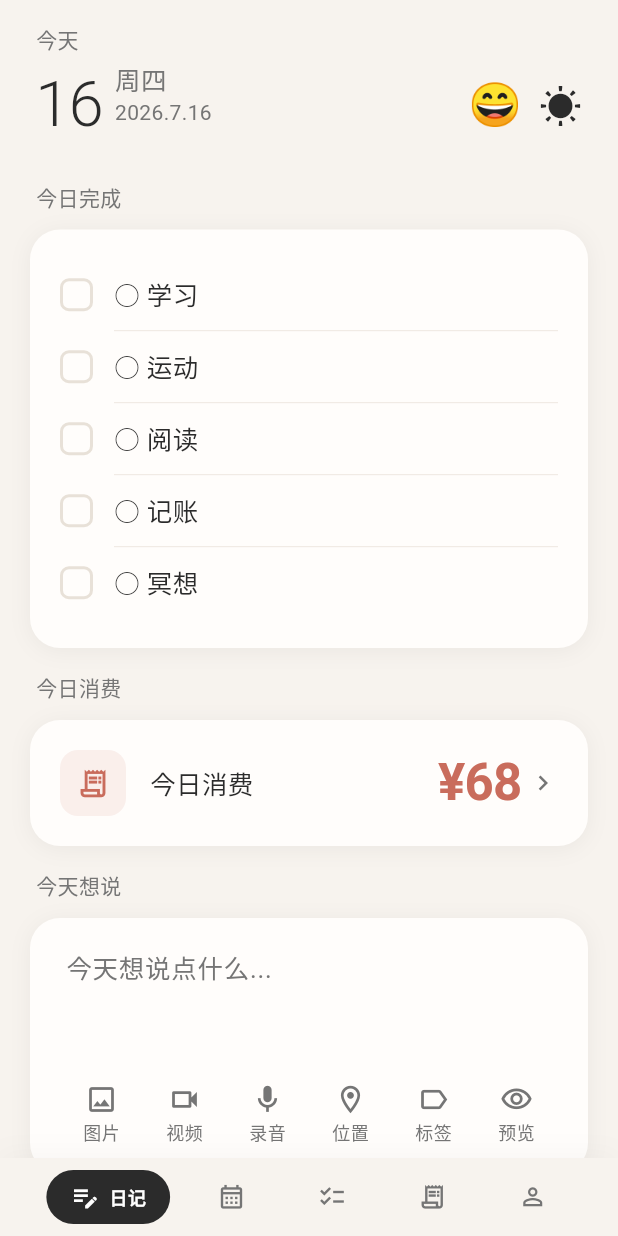
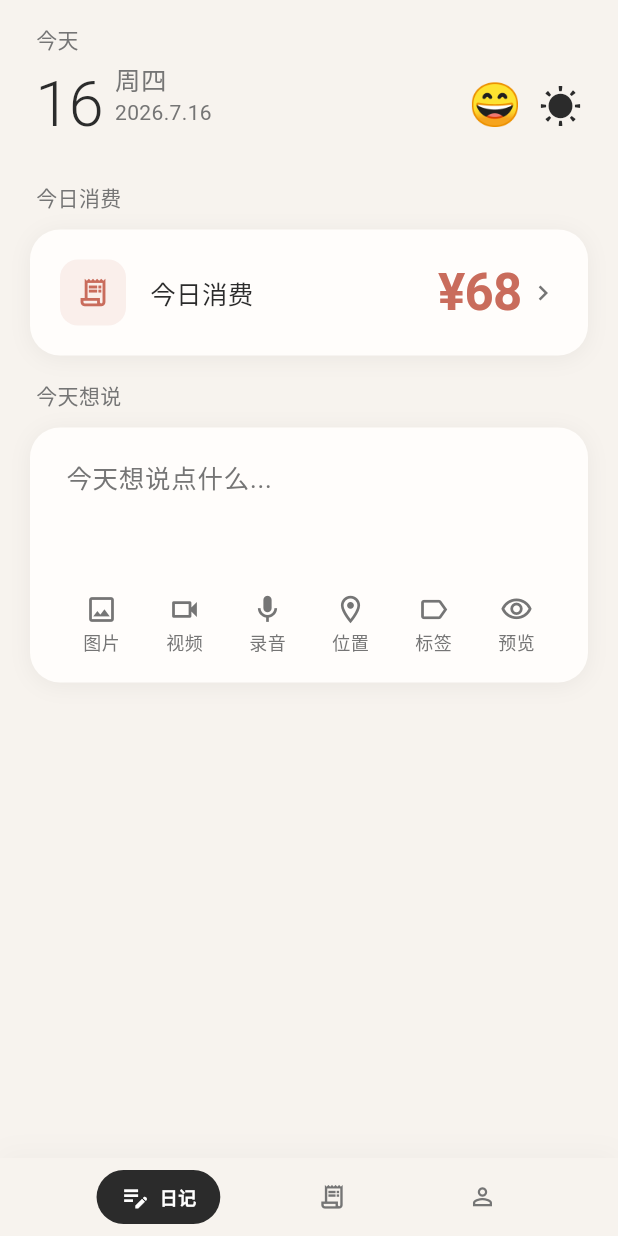
Before and after one commit to WildFlowerRed/TallyJie, a Flutter app: the screen it shows after launch, on a phone screen of 412 x 824 dp. Run offline on Flutter 3.47's test engine with Material 3 defaults, Android fonts, the light colour scheme and no system bars; our stand-ins replace flutter_riverpod, go_router, sqflite; accounts and stored records are empty.

Commit message:
重构: 移除周计划和清单模块，聚焦记账核心，导航精简为日记/记账/我的

```diff
--- a/lib/app/constants.dart
+++ b/lib/app/constants.dart
@@ -24,14 +24,11 @@ class AppStrings {
 
   // 导航
   static const String navDiary = '日记';
-  static const String navPlanner = '周计划';
-  static const String navChecklist = '清单';
   static const String navLedger = '记账';
   static const String navProfile = '我的';
 
   // 日记页
   static const String diaryToday = '今天';
-  static const String diaryTodayTasks = '今日完成';
   static const String diaryTodayThoughts = '今天想说';
   static const String diaryEditorHint = '今天想说点什么...';
   static const String diaryTodaySpending = '今日消费';
@@ -57,19 +54,6 @@ class AppStrings {
   static const String timeMorning = '上午';
   static const String timeAfternoon = '下午';
   static const String timeEvening = '晚上';
-
-  // 周计划
-  static const String plannerTitle = '周计划';
-  static const String plannerEmpty = '开始规划你的一周';
-  static const String plannerEmptySubtitle = '制定计划，让每一天都充实';
-  static const String plannerAddGoal = '+ 添加目标';
-
-  // 清单
-  static const String checklistTitle = '清单';
-  static const String checklistAddTodo = '添加待办';
-  static const String checklistEmpty = '添加你的第一个任务';
-  static const String checklistEmptySubtitle = '把想做的事情记下来';
-  static const String checklistAll = '全部';
 
   // 统计
   static const String statsTitle = '统计';
--- a/lib/app/router.dart
+++ b/lib/app/router.dart
@@ -2,8 +2,6 @@ import 'package:flutter/material.dart';
 import 'package:go_router/go_router.dart';
 import '../core/widgets/capsule_nav_bar.dart';
 import '../features/diary/presentation/pages/diary_page.dart';
-import '../features/planner/presentation/pages/planner_page.dart';
-import '../features/checklist/presentation/pages/checklist_page.dart';
 import '../features/ledger/presentation/pages/ledger_page.dart';
 import '../features/profile/presentation/pages/profile_page.dart';
 import '../features/book/presentation/pages/book_page.dart';
@@ -43,28 +41,6 @@ class AppRouter {
                 path: '/diary',
                 pageBuilder: (context, state) => const NoTransitionPage(
                   child: DiaryPage(),
-                ),
-              ),
-            ],
-          ),
-          // 周计划
-          StatefulShellBranch(
-            routes: [
-              GoRoute(
-                path: '/planner',
-                pageBuilder: (context, state) => const NoTransitionPage(
-                  child: PlannerPage(),
-                ),
-              ),
-            ],
-          ),
-          // 清单
-          StatefulShellBranch(
-            routes: [
-              GoRoute(
-                path: '/checklist',
-                pageBuilder: (context, state) => const NoTransitionPage(
-                  child: ChecklistPage(),
                 ),
               ),
             ],
--- a/lib/core/widgets/capsule_nav_bar.dart
+++ b/lib/core/widgets/capsule_nav_bar.dart
@@ -18,8 +18,6 @@ class CapsuleNavBar extends StatelessWidget {
 
   static const _tabs = [
     _NavTab(icon: Icons.edit_note, label: '日记'),
-    _NavTab(icon: Icons.calendar_month_outlined, label: '周计划'),
-    _NavTab(icon: Icons.checklist_outlined, label: '清单'),
     _NavTab(icon: Icons.receipt_long_outlined, label: '记账'),
     _NavTab(icon: Icons.person_outline, label: '我的'),
   ];
--- a/lib/features/diary/presentation/pages/diary_page.dart
+++ b/lib/features/diary/presentation/pages/diary_page.dart
@@ -4,7 +4,6 @@ import '../../../../app/theme/app_colors.dart';
 import '../../../../app/theme/app_typography.dart';
 import '../../../../app/constants.dart';
 import '../widgets/diary_header.dart';
-import '../widgets/today_checklist.dart';
 import '../widgets/diary_editor.dart';
 import '../widgets/spending_summary.dart';
 
@@ -48,16 +47,6 @@ class _DiaryPageState extends ConsumerState<DiaryPage> {
             ),
 
             const SliverToBoxAdapter(child: SizedBox(height: 20)),
-
-            // 今日完成
-            SliverToBoxAdapter(
-              child: _buildSection(
-                title: AppStrings.diaryTodayTasks,
-                child: const TodayChecklist(),
-              ),
-            ),
-
-            const SliverToBoxAdapter(child: SizedBox(height: 16)),
 
             // 今日消费
             SliverToBoxAdapter(
--- a/lib/features/diary/presentation/widgets/today_checklist.dart
+++ /dev/null
@@ -1,121 +0,0 @@
-import 'package:flutter/material.dart';
-import '../../../../app/theme/app_colors.dart';
-import '../../../../app/theme/app_typography.dart';
-import '../../../../app/theme/app_radius.dart';
-import '../../../../app/theme/app_shadows.dart';
-import '../../../../app/theme/app_durations.dart';
-import '../../../../app/theme/app_theme.dart';
-import '../../../../core/models/todo_item.dart';
-
-/// 今日完成清单
-class TodayChecklist extends StatefulWidget {
-  const TodayChecklist({super.key});
-
-  @override
-  State<TodayChecklist> createState() => _TodayChecklistState();
-}
-
-class _TodayChecklistState extends State<TodayChecklist> {
-  final List<TodoItem> _items = [
-    TodoItem(title: '学习'),
-    TodoItem(title: '运动'),
-    TodoItem(title: '阅读'),
-    TodoItem(title: '记账'),
-    TodoItem(title: '冥想'),
-  ];
-
-  @override
-  Widget build(BuildContext context) {
-    return Container(
-      padding: const EdgeInsets.all(20),
-      decoration: BoxDecoration(
-        color: AppColors.card,
-        borderRadius: AppRadius.card,
-        boxShadow: const [AppShadows.card],
-      ),
-      child: Column(
-        children: _items.asMap().entries.map((entry) {
-          final index = entry.key;
-          final item = entry.value;
-          final isLast = index == _items.length - 1;
-
-          return Column(
-            children: [
-              GestureDetector(
-                onTap: () {
-                  setState(() {
-                    _items[index] = item.copyWith(
-                      isCompleted: !item.isCompleted,
-                      completedAt: item.isCompleted ? null : DateTime.now(),
-                    );
-                  });
-                },
-                child: AnimatedContainer(
-                  duration: AppDurations.short,
-                  curve: AppTheme.easeOutQuart,
-                  padding: const EdgeInsets.symmetric(vertical: 10),
-                  child: Row(
-                    children: [
-                      // 勾选框
-                      AnimatedContainer(
-                        duration: AppDurations.short,
-                        width: 22,
-                        height: 22,
-                        decoration: BoxDecoration(
-                          color: item.isCompleted
-                              ? AppColors.success
-                              : Colors.transparent,
-                          border: Border.all(
-                            color: item.isCompleted
-                                ? AppColors.success
-                                : AppColors.divider,
-                            width: 2,
-                          ),
-                          borderRadius: BorderRadius.circular(6),
-                        ),
-                        child: item.isCompleted
-                            ? const Icon(
-                                Icons.check,
-                                size: 14,
-                                color: Colors.white,
-                              )
-                            : null,
-                      ),
-                      const SizedBox(width: 14),
-
-                      // 文字
-                      Expanded(
-                        child: Text(
-                          item.isCompleted ? '✓ ${item.title}' : '○ ${item.title}',
-                          style: AppTypography.body17.copyWith(
-                            color: item.isCompleted
-                                ? AppColors.success
-                                : AppColors.primaryText,
-                            decoration: item.isCompleted
-                                ? TextDecoration.lineThrough
-                                : null,
-                            fontWeight: item.isCompleted
-                                ? FontWeight.w500
-                                : FontWeight.w400,
-                          ),
-                        ),
-                      ),
-                    ],
-                  ),
-                ),
-              ),
-              if (!isLast)
-                const Padding(
-                  padding: EdgeInsets.only(left: 36),
-                  child: Divider(
-                    height: 1,
-                    color: AppColors.divider,
-                  ),
-                ),
-            ],
-          );
-        }).toList(),
-      ),
-    );
-  }
-}
```
Also changed, not shown: lib/features/checklist/presentation/pages/checklist_page.dart (deleted, +0 -376 lines), lib/features/planner/presentation/pages/planner_page.dart (deleted, +0 -191 lines).
